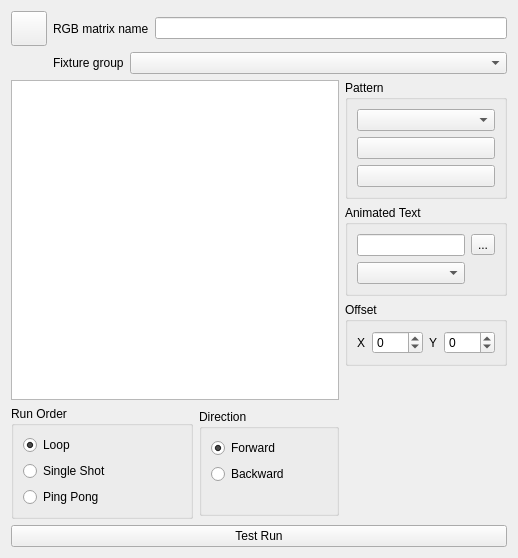
Above: ui/src/rgbmatrixeditor.ui from mcallegari/qlcplus before the change. Below: the same form after it.
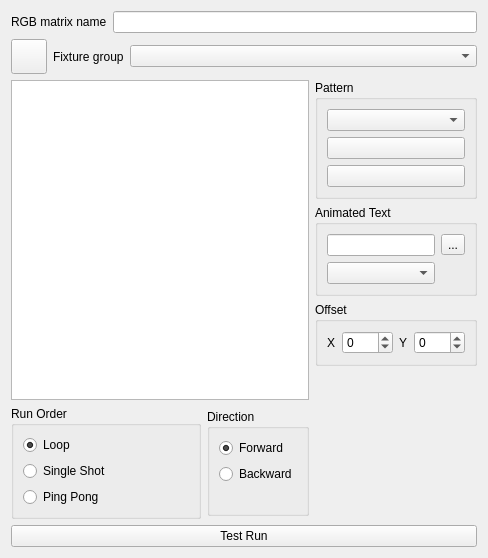
That is the form after the change. Icons and pictures are not drawn.

Commit message: Improved RGB Matrix Editor layout

Diff of the .ui file:
```diff
--- a/ui/src/rgbmatrixeditor.ui
+++ b/ui/src/rgbmatrixeditor.ui
@@ -6,7 +6,7 @@
    <rect>
     <x>0</x>
     <y>0</y>
-    <width>518</width>
+    <width>488</width>
     <height>558</height>
    </rect>
   </property>
@@ -14,66 +14,6 @@
    <string>RGB Matrix Editor</string>
   </property>
   <layout class="QGridLayout" name="gridLayout">
-   <item row="0" column="1" colspan="3">
-    <layout class="QHBoxLayout" name="horizontalLayout_2">
-     <item>
-      <widget class="QLabel" name="m_nameLabel">
-       <property name="sizePolicy">
-        <sizepolicy hsizetype="Minimum" vsizetype="Preferred">
-         <horstretch>0</horstretch>
-         <verstretch>0</verstretch>
-        </sizepolicy>
-       </property>
-       <property name="text">
-        <string>RGB matrix name</string>
-       </property>
-      </widget>
-     </item>
-     <item>
-      <widget class="QLineEdit" name="m_nameEdit">
-       <property name="sizePolicy">
-        <sizepolicy hsizetype="Expanding" vsizetype="Fixed">
-         <horstretch>0</horstretch>
-         <verstretch>0</verstretch>
-        </sizepolicy>
-       </property>
-       <property name="toolTip">
-        <string>The name of this RGB matrix function</string>
-       </property>
-      </widget>
-     </item>
-    </layout>
-   </item>
-   <item row="1" column="1" colspan="3">
-    <layout class="QHBoxLayout" name="horizontalLayout_4">
-     <item>
-      <widget class="QLabel" name="m_fixtureGroupLabel">
-       <property name="sizePolicy">
-        <sizepolicy hsizetype="Minimum" vsizetype="Preferred">
-         <horstretch>0</horstretch>
-         <verstretch>0</verstretch>
-        </sizepolicy>
-       </property>
-       <property name="text">
-        <string>Fixture group</string>
-       </property>
-      </widget>
-     </item>
-     <item>
-      <widget class="QComboBox" name="m_fixtureGroupCombo">
-       <property name="sizePolicy">
-        <sizepolicy hsizetype="Expanding" vsizetype="Fixed">
-         <horstretch>0</horstretch>
-         <verstretch>0</verstretch>
-        </sizepolicy>
-       </property>
-       <property name="toolTip">
-        <string>The fixture group to use as the pixel matrix</string>
-       </property>
-      </widget>
-     </item>
-    </layout>
-   </item>
    <item row="2" column="3" rowspan="2">
     <layout class="QVBoxLayout" name="verticalLayout_5">
      <item>
@@ -348,26 +288,6 @@
      </layout>
     </widget>
    </item>
-   <item row="0" column="0">
-    <widget class="QToolButton" name="m_speedDialButton">
-     <property name="toolTip">
-      <string>Show/Hide speed dial window</string>
-     </property>
-     <property name="icon">
-      <iconset resource="qlcui.qrc">
-       <normaloff>:/speed.png</normaloff>:/speed.png</iconset>
-     </property>
-     <property name="iconSize">
-      <size>
-       <width>28</width>
-       <height>28</height>
-      </size>
-     </property>
-     <property name="checkable">
-      <bool>true</bool>
-     </property>
-    </widget>
-   </item>
    <item row="4" column="0" colspan="4">
     <widget class="QPushButton" name="m_testButton">
      <property name="toolTip">
@@ -381,6 +301,86 @@
      </property>
     </widget>
    </item>
+   <item row="0" column="0" colspan="4">
+    <layout class="QHBoxLayout" name="horizontalLayout_2">
+     <item>
+      <widget class="QLabel" name="m_nameLabel">
+       <property name="sizePolicy">
+        <sizepolicy hsizetype="Minimum" vsizetype="Preferred">
+         <horstretch>0</horstretch>
+         <verstretch>0</verstretch>
+        </sizepolicy>
+       </property>
+       <property name="text">
+        <string>RGB matrix name</string>
+       </property>
+      </widget>
+     </item>
+     <item>
+      <widget class="QLineEdit" name="m_nameEdit">
+       <property name="sizePolicy">
+        <sizepolicy hsizetype="Expanding" vsizetype="Fixed">
+         <horstretch>0</horstretch>
+         <verstretch>0</verstretch>
+        </sizepolicy>
+       </property>
+       <property name="toolTip">
+        <string>The name of this RGB matrix function</string>
+       </property>
+      </widget>
+     </item>
+    </layout>
+   </item>
+   <item row="1" column="0" colspan="4">
+    <layout class="QHBoxLayout" name="horizontalLayout_4">
+     <item>
+      <widget class="QToolButton" name="m_speedDialButton">
+       <property name="toolTip">
+        <string>Show/Hide speed dial window</string>
+       </property>
+       <property name="icon">
+        <iconset resource="qlcui.qrc">
+         <normaloff>:/speed.png</normaloff>:/speed.png</iconset>
+       </property>
+       <property name="iconSize">
+        <size>
+         <width>28</width>
+         <height>28</height>
+        </size>
+       </property>
+       <property name="checkable">
+        <bool>true</bool>
+       </property>
+      </widget>
+     </item>
+     <item>
+      <widget class="QLabel" name="m_fixtureGroupLabel">
+       <property name="sizePolicy">
+        <sizepolicy hsizetype="Minimum" vsizetype="Preferred">
+         <horstretch>0</horstretch>
+         <verstretch>0</verstretch>
+        </sizepolicy>
+       </property>
+       <property name="text">
+        <string>Fixture group</string>
+       </property>
+      </widget>
+     </item>
+     <item>
+      <widget class="QComboBox" name="m_fixtureGroupCombo">
+       <property name="sizePolicy">
+        <sizepolicy hsizetype="Expanding" vsizetype="Fixed">
+         <horstretch>0</horstretch>
+         <verstretch>0</verstretch>
+        </sizepolicy>
+       </property>
+       <property name="toolTip">
+        <string>The fixture group to use as the pixel matrix</string>
+       </property>
+      </widget>
+     </item>
+    </layout>
+   </item>
   </layout>
  </widget>
  <resources>
```
